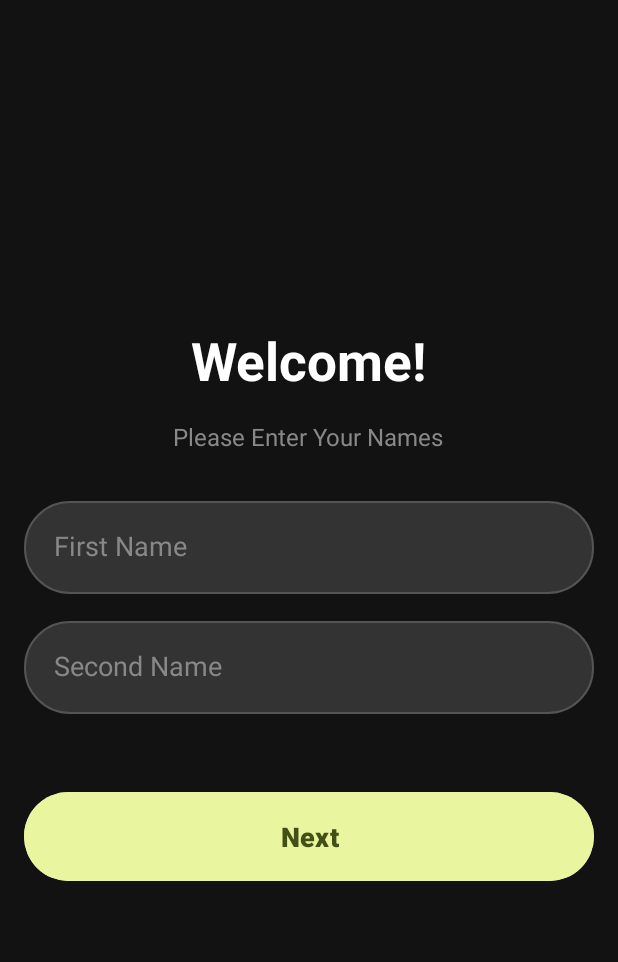
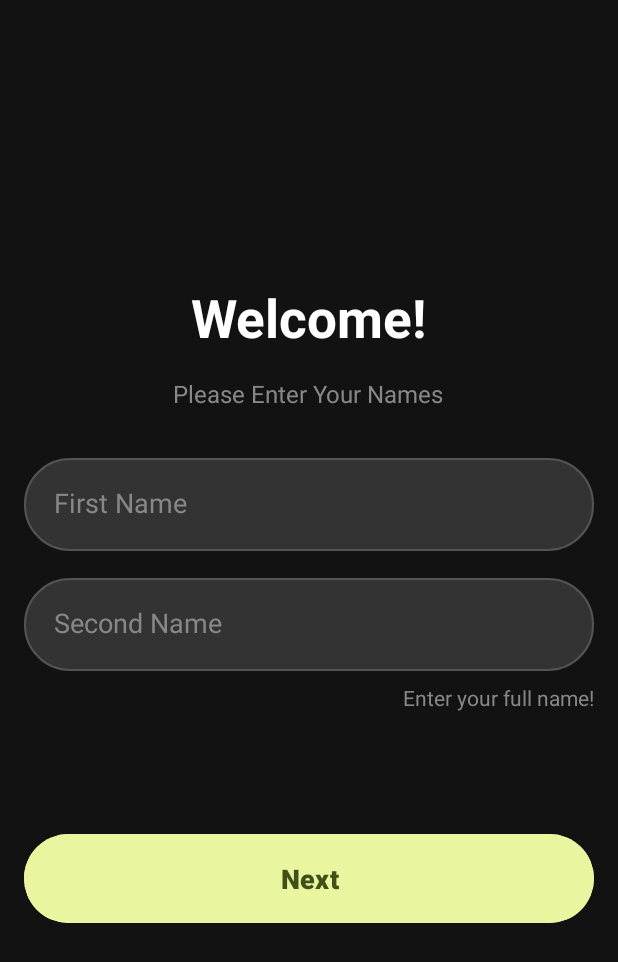
Before and after one commit to jovination/demo-app, an Android app: the screen it shows after launch (MainActivity), on a phone screen of 412 x 824 dp. Shown: the top 962 px of the screen. Run offline under Robolectric (Android 15) with nearby library versions, the phone set to English and light mode, and no system bars.

Commit message:
few updates

```diff
--- a/app/src/main/res/layout/activity_main.xml
+++ b/app/src/main/res/layout/activity_main.xml
@@ -64,6 +64,17 @@
             android:textColorHint="#888888"
             android:layout_marginBottom="8dp"
             tools:ignore="HardcodedText,TextFields" />
+        <TextView
+            android:id="@+id/forgotPasswordText"
+            android:layout_width="wrap_content"
+            android:layout_height="wrap_content"
+            android:text="Enter your full name!"
+            android:textSize="14sp"
+            android:textColor="#888888"
+            android:layout_gravity="end"
+            android:layout_marginBottom="32dp"
+            tools:ignore="HardcodedText,TextFields"
+            />
 
 
         <Button
@@ -76,7 +87,7 @@
             android:textStyle="bold"
             android:textSize="18sp"
             android:textColor="#425017"
-            android:layout_marginTop="40dp"
+            android:layout_marginTop="45dp"
             tools:ignore="HardcodedText" />
 
 
```
Also changed, not shown: app/src/main/java/com/example/demo_app/MainActivity2.java (+12 -1 lines).
